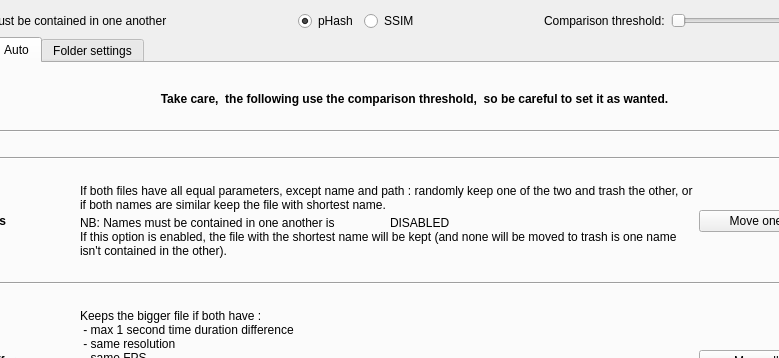
This is QtProject/app/comparison.ui in theophanemayaud/video-simili-duplicate-cleaner as Qt 5 draws it before an edit; both pictures show x 83 to 862 and y 0 to 358 of the 995 by 650 pixel window. The edited form follows.
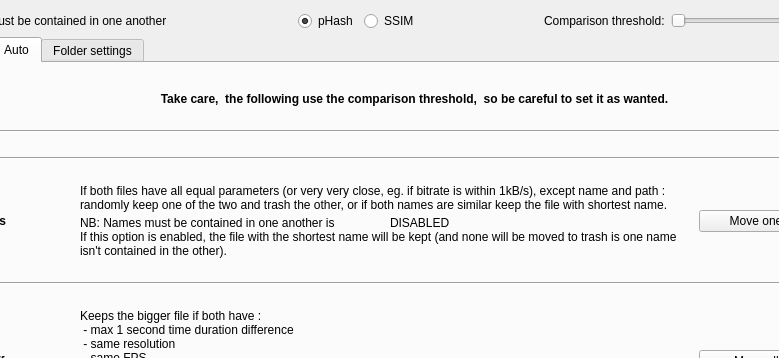
This is the edited form. The open tabs and pages were chosen to show the change. Custom widgets are drawn as their Qt base class.

Commit message: fix(comparison): bitrates within 1kB/s are now considered equal, closes #84

What changed in the file:
```diff
--- a/QtProject/app/comparison.ui
+++ b/QtProject/app/comparison.ui
@@ -1092,7 +1092,7 @@
              <item>
               <widget class="QLabel" name="label_4">
                <property name="text">
-                <string>If both files have all equal parameters, except name and path : randomly keep one of the two and trash the other, or if both names are similar keep the file with shortest name.</string>
+                <string>If both files have all equal parameters (or very very close, eg. if bitrate is within 1kB/s), except name and path : randomly keep one of the two and trash the other, or if both names are similar keep the file with shortest name.</string>
                </property>
                <property name="wordWrap">
                 <bool>true</bool>
```
The commit also changes 1 other file.
